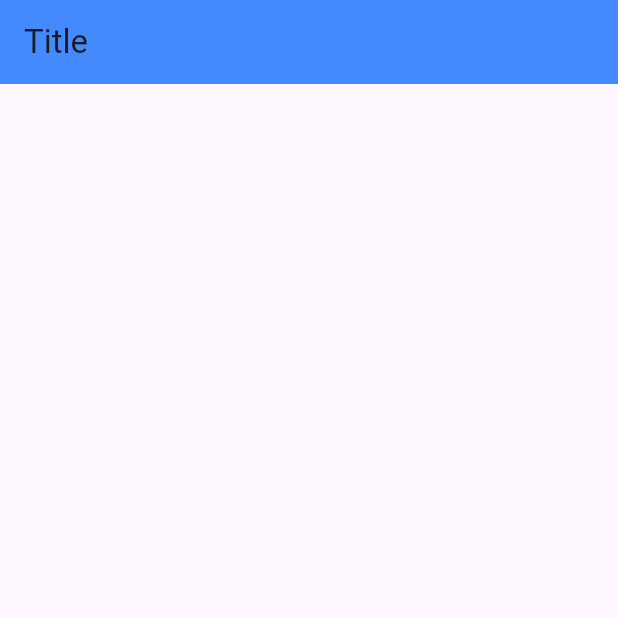
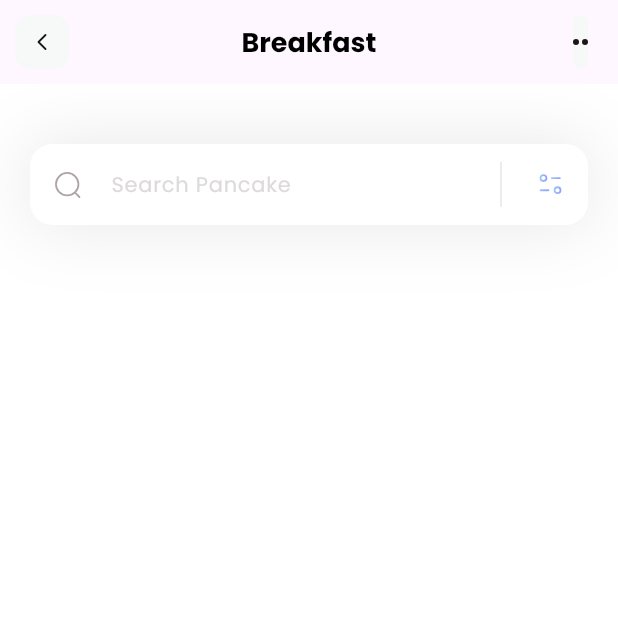
Before and after one commit to 1CL0UD/foodpedia, a Flutter app: the screen it shows after launch, on a phone screen of 412 x 824 dp, the top half of it. Run offline on Flutter 3.47's test engine with Material 3 defaults, Android fonts, the phone set to English and light mode, and no system bars; our stand-ins replace flutter_svg.

Commit message:
Finished making search bar component

```diff
--- a/lib/main.dart
+++ b/lib/main.dart
@@ -10,8 +10,10 @@ class MyApp extends StatelessWidget {
 
   @override
   Widget build(BuildContext context) {
-    return const MaterialApp(
-      home: HomePage(),
+    return MaterialApp(
+      debugShowCheckedModeBanner: false,
+      theme: ThemeData(fontFamily: 'Poppins'),
+      home: const HomePage(),
     );
   }
 }
--- a/lib/pages/home.dart
+++ b/lib/pages/home.dart
@@ -1,4 +1,5 @@
 import 'package:flutter/material.dart';
+import 'package:flutter_svg/flutter_svg.dart';
 
 class HomePage extends StatelessWidget {
   const HomePage({super.key});
@@ -6,10 +7,91 @@ class HomePage extends StatelessWidget {
   @override
   Widget build(BuildContext context) {
     return Scaffold(
-      appBar: AppBar(
-        title: const Text('Title'),
-        backgroundColor: Colors.blueAccent,
+      appBar: appBar(),
+      backgroundColor: Colors.white,
+      body: Column(children: [_searchField()]),
+    );
+  }
+
+  Container _searchField() {
+    return Container(
+      margin: const EdgeInsets.fromLTRB(20, 40, 20, 0),
+      decoration: BoxDecoration(boxShadow: [
+        BoxShadow(
+            color: Color(0xff1D1617).withOpacity(0.1),
+            blurRadius: 40,
+            spreadRadius: 0)
+      ]),
+      child: TextField(
+        decoration: InputDecoration(
+            filled: true,
+            fillColor: Colors.white,
+            contentPadding: const EdgeInsets.all(15),
+            hintText: 'Search Pancake',
+            hintStyle: TextStyle(color: Color(0xffDDDADA), fontSize: 14),
+            prefixIcon: Padding(
+              padding: const EdgeInsets.all(15),
+              child: SvgPicture.asset('assets/icons/Search.svg'),
+            ),
+            suffixIcon: SizedBox(
+              width: 100,
+              child: IntrinsicHeight(
+                child: Row(
+                  mainAxisAlignment: MainAxisAlignment.end,
+                  children: [
+                    const VerticalDivider(
+                      color: Colors.black,
+                      indent: 10,
+                      endIndent: 10,
+                      thickness: 0.1,
+                    ),
+                    Padding(
+                      padding: const EdgeInsets.all(15),
+                      child: SvgPicture.asset('assets/icons/Filter.svg'),
+                    ),
+                  ],
+                ),
+              ),
+            ),
+            border: OutlineInputBorder(
+                borderRadius: BorderRadius.circular(15),
+                borderSide: BorderSide.none)),
       ),
     );
   }
+
+  AppBar appBar() {
+    return AppBar(
+      title: const Text(
+        'Breakfast',
+        style: TextStyle(
+            color: Colors.black, fontSize: 18, fontWeight: FontWeight.bold),
+      ),
+      centerTitle: true,
+      leading: GestureDetector(
+        onTap: () {},
+        child: Container(
+          margin: const EdgeInsets.all(10),
+          alignment: Alignment.center,
+          decoration: BoxDecoration(
+              color: const Color(0xffF7F8F8),
+              borderRadius: BorderRadius.circular(10)),
+          child: SvgPicture.asset('assets/icons/Arrow - Left 2.svg'),
+        ),
+      ),
+      actions: [
+        GestureDetector(
+          onTap: () {},
+          child: Container(
+            margin: const EdgeInsets.fromLTRB(10, 10, 20, 10),
+            alignment: Alignment.center,
+            decoration: BoxDecoration(
+                color: const Color(0xffF7F8F8),
+                borderRadius: BorderRadius.circular(10)),
+            child: SvgPicture.asset('assets/icons/dots.svg'),
+          ),
+        ),
+      ],
+    );
+  }
 }
--- a/pubspec.yaml
+++ b/pubspec.yaml
@@ -45,7 +45,7 @@ dev_dependencies:
   # activated in the `analysis_options.yaml` file located at the root of your
   # package. See that file for information about deactivating specific lint
   # rules and activating additional ones.
-  flutter_lints: ^2.0.0
+  flutter_lints: ^3.0.1
 
 # For information on the generic Dart part of this file, see the
 # following page: https://dart.dev/tools/pub/pubspec
@@ -59,7 +59,7 @@ flutter:
 
   # To add assets to your application, add an assets section, like this:
   assets:
-    - assets/icons
+    - assets/icons/
   #   - images/a_dot_ham.jpeg
 
   # An image asset can refer to one or more resolution-specific "variants", see
```
Also changed, not shown: pubspec.lock.
